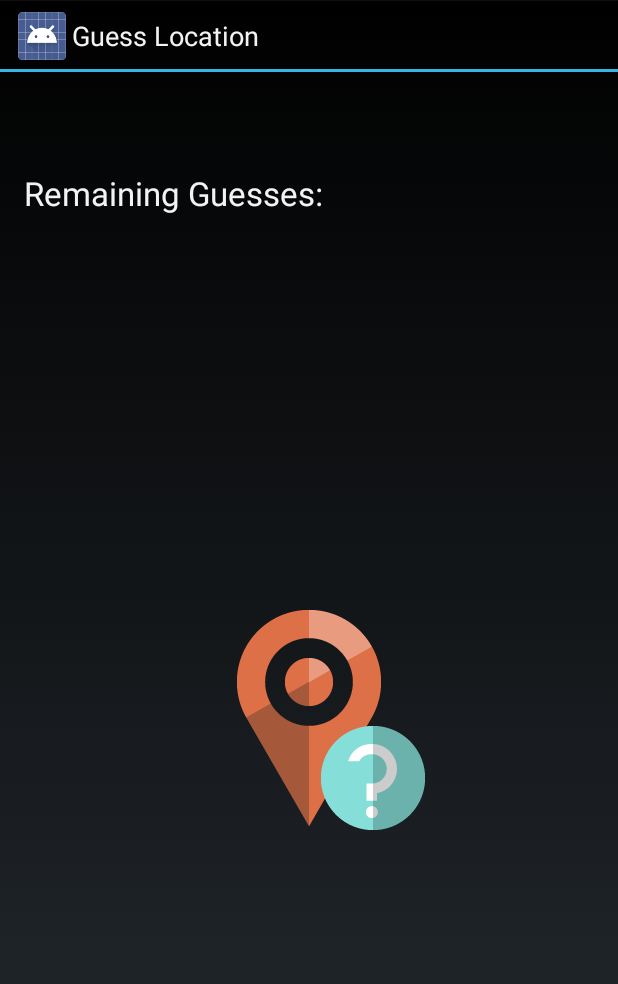
After one commit to geeksbsmrt/APD2, an Android app: the GuessActivity screen opened directly, with no data from a screen before it, on a phone screen of 412 x 824 dp. The commit adds this screen. Shown: the top 984 px of the screen. Run offline under Robolectric (Android 15) with nearby library versions, the phone set to English and light mode, and no system bars.

Commit message:
Create Guess Activity, Fragment, and layout

```diff
--- a/GeoScavenge/app/src/main/AndroidManifest.xml
+++ b/GeoScavenge/app/src/main/AndroidManifest.xml
@@ -16,6 +16,10 @@
                 <category android:name="android.intent.category.LAUNCHER" />
             </intent-filter>
         </activity>
+        <activity
+            android:name=".GuessActivity"
+            android:label="@string/title_activity_guess" >
+        </activity>
     </application>
 
 </manifest>
--- /dev/null
+++ b/GeoScavenge/app/src/main/java/com/adamcrawford/geoscavenge/GuessActivity.java
@@ -0,0 +1,40 @@
+package com.adamcrawford.geoscavenge;
+
+import android.app.Activity;
+import android.app.Fragment;
+import android.os.Bundle;
+import android.view.LayoutInflater;
+import android.view.View;
+import android.view.ViewGroup;
+
+
+
+public class GuessActivity extends Activity {
+
+    @Override
+    protected void onCreate(Bundle savedInstanceState) {
+        super.onCreate(savedInstanceState);
+        setContentView(R.layout.activity_guess);
+        if (savedInstanceState == null) {
+            getFragmentManager().beginTransaction()
+                    .add(R.id.container, new GuessFrag())
+                    .commit();
+        }
+    }
+
+    /**
+     * A placeholder fragment containing a simple view.
+     */
+    public static class GuessFrag extends Fragment {
+
+        public GuessFrag() {
+        }
+
+        @Override
+        public View onCreateView(LayoutInflater inflater, ViewGroup container,
+                Bundle savedInstanceState) {
+            View rootView = inflater.inflate(R.layout.fragment_guess, container, false);
+            return rootView;
+        }
+    }
+}
--- /dev/null
+++ b/GeoScavenge/app/src/main/res/layout/activity_guess.xml
@@ -0,0 +1,7 @@
+<FrameLayout xmlns:android="http://schemas.android.com/apk/res/android"
+    xmlns:tools="http://schemas.android.com/tools"
+    android:id="@+id/container"
+    android:layout_width="match_parent"
+    android:layout_height="match_parent"
+    tools:context="com.adamcrawford.geoscavenge.GuessActivity"
+    tools:ignore="MergeRootFrame" />
--- /dev/null
+++ b/GeoScavenge/app/src/main/res/layout/fragment_guess.xml
@@ -0,0 +1,94 @@
+<LinearLayout xmlns:android="http://schemas.android.com/apk/res/android"
+    xmlns:tools="http://schemas.android.com/tools"
+    android:layout_width="match_parent"
+    android:layout_height="match_parent"
+    android:paddingLeft="@dimen/activity_horizontal_margin"
+    android:paddingRight="@dimen/activity_horizontal_margin"
+    android:paddingTop="@dimen/activity_vertical_margin"
+    android:paddingBottom="@dimen/activity_vertical_margin"
+    tools:context="com.adamcrawford.geoscavenge.GuessActivity.GuessFragment"
+    android:orientation="vertical">
+
+    <LinearLayout
+        android:layout_width="fill_parent"
+        android:layout_height="wrap_content"
+        android:orientation="horizontal"
+        android:paddingTop="25dp"
+        android:paddingBottom="25dp"
+        android:visibility="gone">
+
+        <TextView
+            android:layout_width="fill_parent"
+            android:layout_height="fill_parent"
+            android:text="@string/currentGuess"
+            android:textAppearance="?android:textAppearanceLarge"
+            android:layout_weight=".25"
+        />
+
+        <TextView
+            android:layout_width="fill_parent"
+            android:layout_height="fill_parent"
+            android:id="@+id/currentGuess"
+            android:textAppearance="?android:textAppearanceLarge"
+            android:layout_weight=".75"
+        />
+
+    </LinearLayout>
+
+    <LinearLayout
+        android:layout_width="fill_parent"
+        android:layout_height="wrap_content"
+        android:orientation="horizontal"
+        android:visibility="gone">
+
+        <TextView
+            android:layout_width="fill_parent"
+            android:layout_height="fill_parent"
+            android:text="@string/pastGuess"
+            android:textAppearance="?android:textAppearanceMedium"
+            android:layout_weight=".25"
+        />
+
+        <TextView
+            android:layout_width="fill_parent"
+            android:layout_height="fill_parent"
+            android:id="@+id/pastGuess"
+            android:textAppearance="?android:textAppearanceMedium"
+            android:layout_weight=".75"
+        />
+
+    </LinearLayout>
+
+    <LinearLayout
+        android:layout_width="fill_parent"
+        android:layout_height="wrap_content"
+        android:paddingTop="50dp">
+
+        <TextView
+            android:layout_width="match_parent"
+            android:layout_height="fill_parent"
+            android:text="@string/guessesRemain"
+            android:id="@+id/guessesRemain"
+            android:textAppearance="?android:textAppearanceLarge"
+            android:layout_weight=".25"
+        />
+        <TextView
+            android:layout_width="fill_parent"
+            android:layout_height="fill_parent"
+            android:layout_weight=".75"
+            android:gravity="center_vertical"
+        />
+
+    </LinearLayout>
+
+    <ImageButton
+        android:layout_width="fill_parent"
+        android:layout_height="fill_parent"
+        android:id="@+id/guessButton"
+        android:src="@drawable/guess"
+        android:layout_gravity="center_horizontal"
+        style="?android:attr/borderlessButtonStyle"
+        android:contentDescription="@string/guessBtnDesc"
+     />
+
+</LinearLayout>
--- /dev/null
+++ b/GeoScavenge/app/src/main/res/menu/guess.xml
@@ -0,0 +1,5 @@
+<menu xmlns:android="http://schemas.android.com/apk/res/android"
+    xmlns:tools="http://schemas.android.com/tools"
+    tools:context="com.adamcrawford.geoscavenge.GuessActivity" >
+
+</menu>
--- a/GeoScavenge/app/src/main/res/values/strings.xml
+++ b/GeoScavenge/app/src/main/res/values/strings.xml
@@ -1,4 +1,6 @@
+<?xml version="1.0" encoding="utf-8"?>
 <resources>
+
     <string name="app_name">GeoScavenge</string>
     <string name="action_search">Private Hunt Search</string>
     <string name="action_add">Add New Hunt</string>
@@ -9,4 +11,10 @@
     <string name="cancel">Cancel</string>
     <string name="huntDetails">Hunt Details</string>
     <string name="start">Start Hunt</string>
+    <string name="title_activity_guess">Guess Location</string>
+    <string name="currentGuess">Current Guess:</string>
+    <string name="pastGuess">Past Guess:</string>
+    <string name="guessesRemain">Remaining Guesses:</string>
+    <string name="guessBtnDesc">Guess Button</string>
+
 </resources>
```
Also changed, not shown: GeoScavenge/app/src/main/res/drawable-hdpi/guess.png (added), GeoScavenge/app/src/main/res/drawable-mdpi/guess.png (added), GeoScavenge/app/src/main/res/drawable-xhdpi/guess.png (added), GeoScavenge/app/src/main/res/drawable-xxhdpi/guess.png (added).
